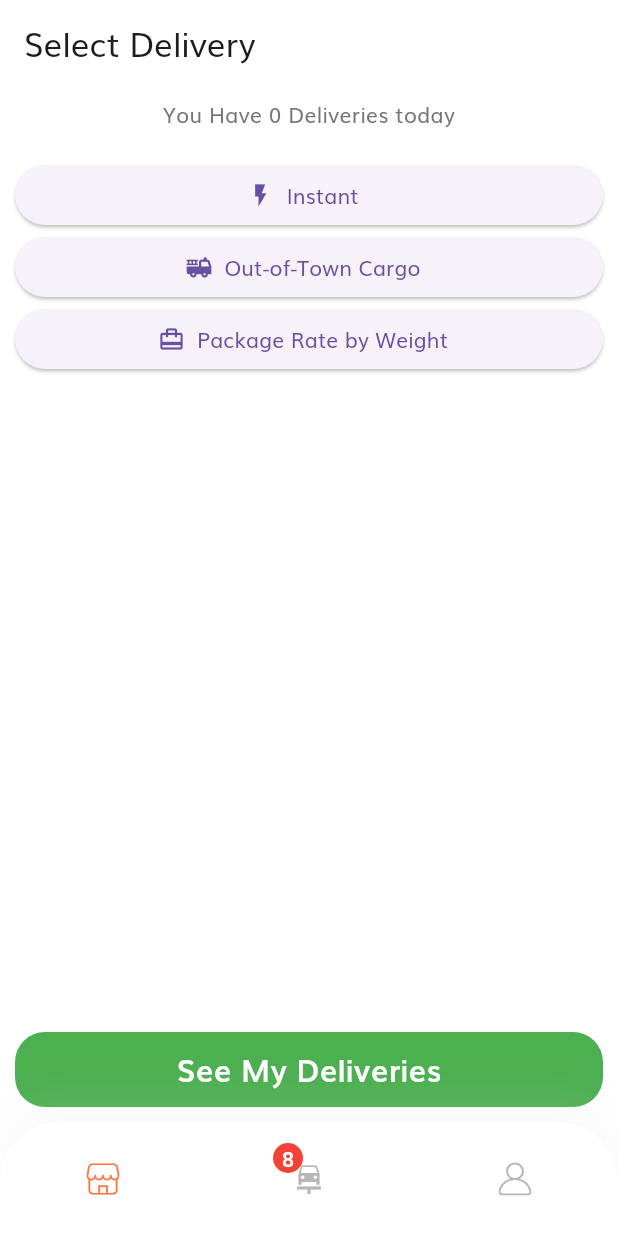
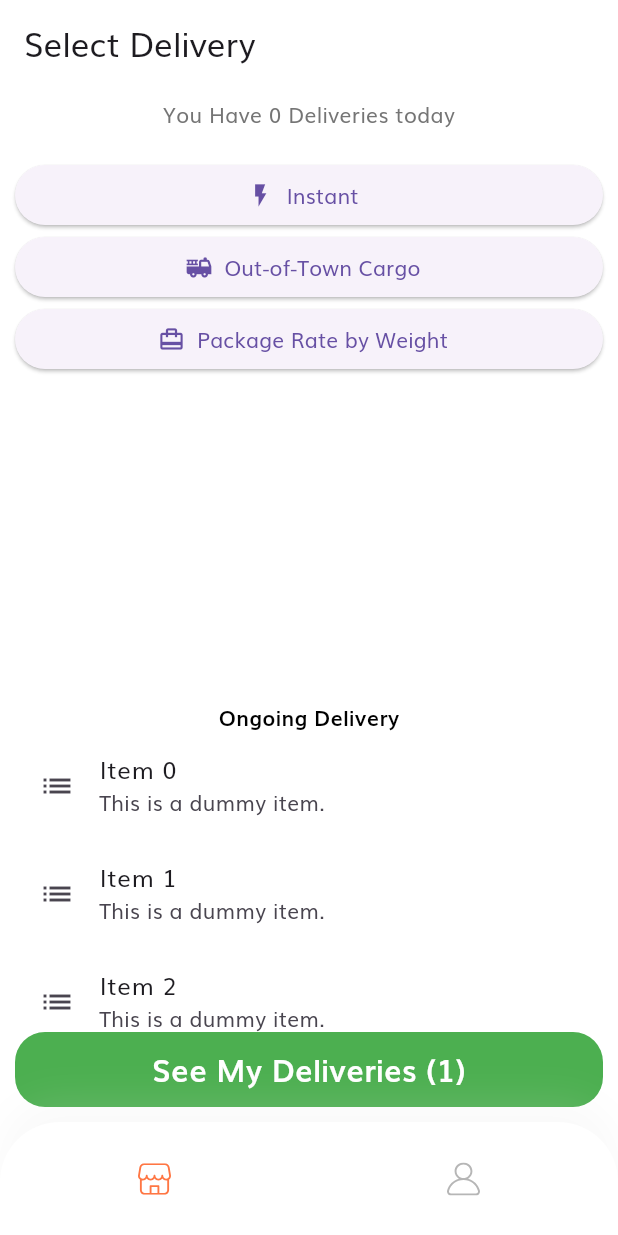
Before and after one commit to admiral-gunter/sima-pengiriman-mobile, a Flutter app: the DeliverOrderMenu screen opened by its route, on a phone screen of 412 x 824 dp. Run offline on Flutter 3.47's test engine with Material 3 defaults, Android fonts, the phone set to English and light mode, and no system bars; our stand-ins replace audioplayers, cloud_firestore, firebase_core, firebase_database, flutter_spinkit, flutter_svg and 7 more; missing offline and left inert: auto_size_text_field, flutter_background, flutter_background_service, flutter_polyline_points, mobile_scanner, open_file_plus and 1 more; accounts and stored records are empty; network calls fail.

Commit message:
<update>

```diff
--- a/lib/components/coustom_bottom_nav_bar.dart
+++ b/lib/components/coustom_bottom_nav_bar.dart
@@ -54,38 +54,6 @@ class CustomBottomNavBar extends StatelessWidget {
                       Navigator.pushNamed(context, MenuScreen.routeName);
                     }
                   }),
-              // for driver
-              Stack(
-                children: [
-                  Container(
-                      width: 20,
-                      height: 20,
-                      decoration: BoxDecoration(
-                          color: Colors.red,
-                          borderRadius: BorderRadius.circular(100)),
-                      child: Center(
-                          child: Text(
-                        '8',
-                        style: TextStyle(
-                            color: Colors.white, fontWeight: FontWeight.bold),
-                      ))),
-                  IconButton(
-                      icon: Icon(Icons.car_repair,
-                          color: MenuState.orderDelivery == selectedMenu
-                              ? kPrimaryColor
-                              : inActiveIconColor),
-                      onPressed: () {
-                        String? currentRoute =
-                            ModalRoute.of(context)?.settings.name;
-
-                        if (currentRoute != OrderDeliveryScreen.routeName) {
-                          Navigator.pushNamed(
-                              context, OrderDeliveryScreen.routeName);
-                        }
-                      }),
-                ],
-              ),
-              // for driver
               IconButton(
                   icon: SvgPicture.asset(
                     "assets/icons/User Icon.svg",
--- a/lib/screens/delivery_instant/components/delivery_form.dart
+++ b/lib/screens/delivery_instant/components/delivery_form.dart
@@ -1,4 +1,5 @@
 import 'package:flutter/material.dart';
+import 'package:flutter/services.dart';
 import 'package:sima_pengiriman/screens/map_picker/map_picker.dart';
 
 import '../../looking_for_courier/looking_for_courier.dart';
@@ -126,6 +127,7 @@ class _DeliveryFormState extends State<DeliveryForm> {
                   height: 40,
                 ),
                 TextFormField(
+                  keyboardType: TextInputType.number,
                   decoration: InputDecoration(
                     hintText: 'Input package weight',
                     labelText: 'Weight (kg)',
--- a/lib/screens/delivery_order_menu/delivery_order_menu.dart
+++ b/lib/screens/delivery_order_menu/delivery_order_menu.dart
@@ -1,8 +1,11 @@
 import 'package:flutter/material.dart';
 import 'package:sima_pengiriman/components/coustom_bottom_nav_bar.dart';
+import 'package:sima_pengiriman/screens/history_turun_barang/history_turun_barang.dart';
 
 import '../../enums.dart';
 import '../delivery_instant/delivery_instant_screen.dart';
+import '../history_order/history_order_screen.dart';
+import '../summary_order/summary_order_screen.dart';
 
 class DeliverOrderMenu extends StatelessWidget {
   const DeliverOrderMenu({super.key});
@@ -58,12 +61,42 @@ class DeliverOrderMenu extends StatelessWidget {
                 )
               ],
             ),
+            Column(
+              children: [
+                Text(
+                  'Ongoing Delivery',
+                  style: TextStyle(
+                      fontWeight: FontWeight.bold, color: Colors.black),
+                ),
                 Container(
+                  height: 200,
+                  child: ListView.builder(
+                    itemCount: 50,
+                    itemBuilder: (context, index) {
+                      return ListTile(
+                        title: Text('Item $index'),
+                        subtitle: Text('This is a dummy item.'),
+                        leading:
+                            const Icon(Icons.list), // Just for illustration
+                        onTap: () {
+                          Navigator.pushNamed(
+                              context, SummaryOrderScreen.routeName);
+                          print('Tapped on item $index');
+                        },
+                      );
+                    },
+                  ),
+                ),
+                InkWell(
+                  onTap: () {
+                    Navigator.pushNamed(context, HistoryOrderScreen.routeName);
+                  },
+                  child: Container(
                     width: double.infinity,
                     height: 50,
                     alignment: Alignment.center,
                     child: Text(
-                'See My Deliveries',
+                      'See My Deliveries (1)',
                       style: TextStyle(
                           color: Colors.white,
                           fontWeight: FontWeight.bold,
@@ -72,9 +105,12 @@ class DeliverOrderMenu extends StatelessWidget {
                     decoration: BoxDecoration(
                       color: Colors.green,
 
-                borderRadius:
-                    BorderRadius.circular(20), // Adjust the value as needed
+                      borderRadius: BorderRadius.circular(
+                          20), // Adjust the value as needed
                     ),
+                  ),
+                )
+              ],
             )
           ],
         ),
--- a/lib/screens/history_order/components/body.dart
+++ b/lib/screens/history_order/components/body.dart
@@ -28,10 +28,9 @@ class Body extends StatelessWidget {
               return ListTile(
                 title: Text('Item $index'),
                 subtitle: Text('This is a dummy item.'),
-                leading: Icon(Icons.circle), // Just for illustration
+                leading: const Icon(Icons.list), // Just for illustration
                 onTap: () {
-                  Navigator.pushReplacementNamed(
-                      context, SummaryOrderScreen.routeName);
+                  Navigator.pushNamed(context, SummaryOrderScreen.routeName);
                   print('Tapped on item $index');
                 },
               );
--- a/lib/screens/login_success/components/body.dart
+++ b/lib/screens/login_success/components/body.dart
@@ -30,10 +30,10 @@ class Body extends StatelessWidget {
           child: DefaultButton(
             text: "Back to home",
             press: () {
-              // Navigator.pushReplacementNamed(
-              //     context, DeliverOrderMenu.routeName);
+              Navigator.pushReplacementNamed(
+                  context, DeliverOrderMenu.routeName);
 
-              Navigator.pushReplacementNamed(context, MenuScreen.routeName);
+              // Navigator.pushReplacementNamed(context, MenuScreen.routeName);
             },
           ),
         ),
```
Also changed, not shown: lib/screens/map_picker/map_picker.dart (+0 -9 lines), lib/screens/menu/components/body.dart (+86 -49 lines). Lines whose indentation alone changed are shown as unchanged.
